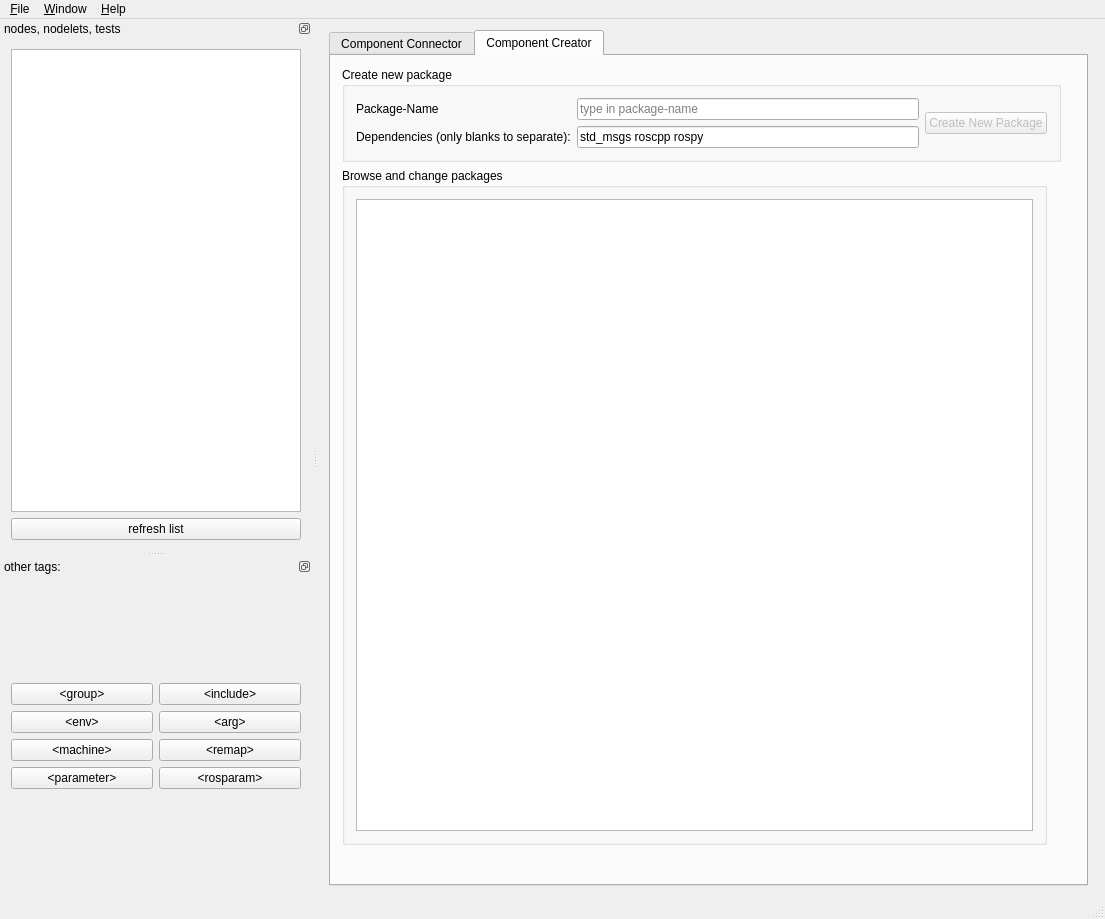
Above: rxDev/src/rxdev.ui from songxuchao/rxdeveloper-ros-pkg before the change. Below: the same form after it.
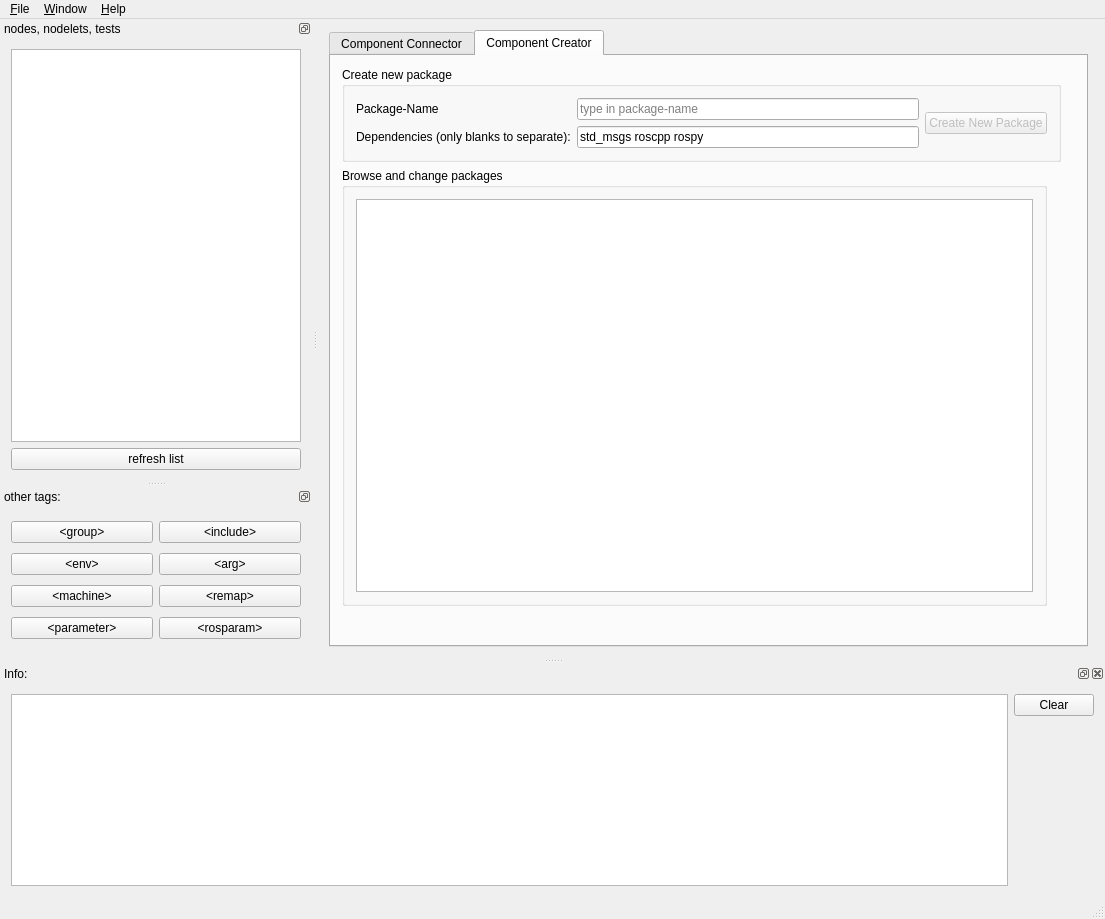
That is the form after the change. Icons and pictures are not drawn.

Commit message: added launch and stop feature & remap error handling

What changed in the file:
```diff
--- a/rxDev/src/rxdev.ui
+++ b/rxDev/src/rxdev.ui
@@ -290,6 +290,18 @@
      <height>171</height>
     </size>
    </property>
+   <property name="maximumSize">
+    <size>
+     <width>524287</width>
+     <height>171</height>
+    </size>
+   </property>
+   <property name="baseSize">
+    <size>
+     <width>0</width>
+     <height>171</height>
+    </size>
+   </property>
    <property name="features">
     <set>QDockWidget::DockWidgetFloatable|QDockWidget::DockWidgetMovable</set>
    </property>
@@ -300,9 +312,7 @@
     <number>1</number>
    </attribute>
    <widget class="QWidget" name="dockWidgetContents_4">
-    <layout class="QGridLayout" name="gridLayout_19">
-     <item row="0" column="0">
-      <layout class="QGridLayout" name="gridLayout_16">
+    <layout class="QGridLayout" name="gridLayout_2">
        <item row="0" column="0">
         <widget class="QPushButton" name="pushButton_group">
          <property name="text">
@@ -310,13 +320,6 @@
          </property>
         </widget>
        </item>
-       <item row="1" column="0">
-        <widget class="QPushButton" name="pushButton_env">
-         <property name="text">
-          <string>&lt;env&gt;</string>
-         </property>
-        </widget>
-       </item>
        <item row="0" column="1">
         <widget class="QPushButton" name="pushButton_includeFile">
          <property name="text">
@@ -324,6 +327,13 @@
          </property>
         </widget>
        </item>
+     <item row="1" column="0">
+      <widget class="QPushButton" name="pushButton_env">
+       <property name="text">
+        <string>&lt;env&gt;</string>
+       </property>
+      </widget>
+     </item>
        <item row="1" column="1">
         <widget class="QPushButton" name="pushButton_arg">
          <property name="text">
@@ -360,6 +370,47 @@
         </widget>
        </item>
       </layout>
+   </widget>
+  </widget>
+  <widget class="QDockWidget" name="dockWidget_errors">
+   <property name="windowIcon">
+    <iconset resource="icons.qrc">
+     <normaloff>:/icons/icons/dialog-information.png</normaloff>:/icons/icons/dialog-information.png</iconset>
+   </property>
+   <property name="windowTitle">
+    <string>Info:</string>
+   </property>
+   <attribute name="dockWidgetArea">
+    <number>8</number>
+   </attribute>
+   <widget class="QWidget" name="dockWidgetContents">
+    <layout class="QHBoxLayout" name="horizontalLayout">
+     <item>
+      <widget class="QTextEdit" name="textEdit_Info"/>
+     </item>
+     <item>
+      <layout class="QVBoxLayout" name="verticalLayout">
+       <item>
+        <widget class="QPushButton" name="pushButton_clearInfo">
+         <property name="text">
+          <string>Clear</string>
+         </property>
+        </widget>
+       </item>
+       <item>
+        <spacer name="verticalSpacer">
+         <property name="orientation">
+          <enum>Qt::Vertical</enum>
+         </property>
+         <property name="sizeHint" stdset="0">
+          <size>
+           <width>20</width>
+           <height>40</height>
+          </size>
+         </property>
+        </spacer>
+       </item>
+      </layout>
      </item>
     </layout>
    </widget>
```
Left out of the diff: 4 changed lines with no effect on the pictures. Lines whose indentation alone changed are shown as unchanged. The commit also changes 7 other files.
